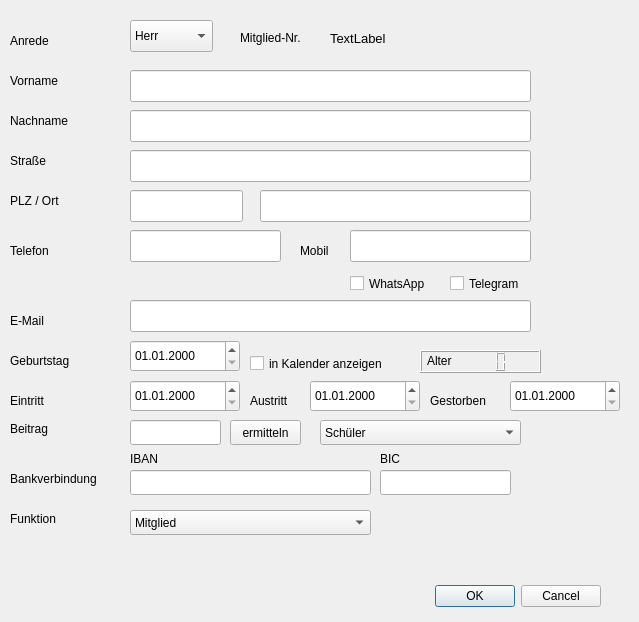
Qt form mfvv/Mitglied.ui (Stedi65/Modellflugvereinsverwaltung) before a commit.
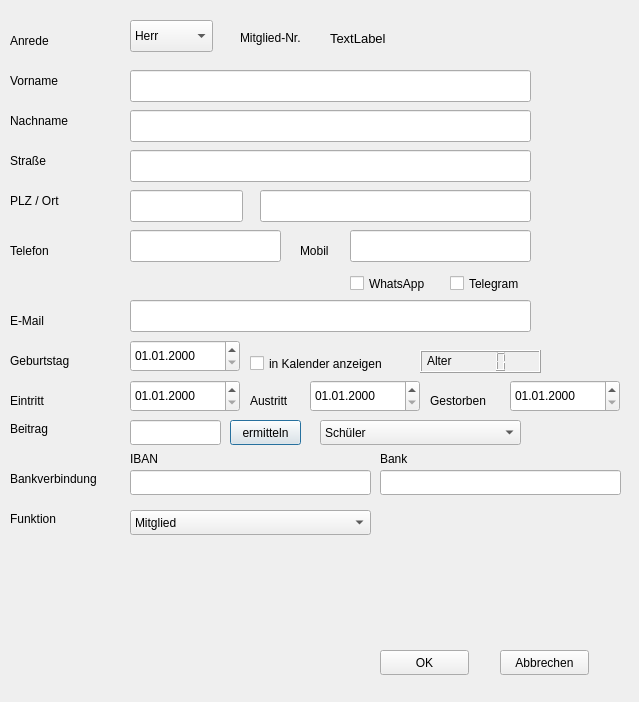
The same form after that commit.

What changed in the file:
```diff
--- a/mfvv/Mitglied.ui
+++ b/mfvv/Mitglied.ui
@@ -7,28 +7,12 @@
     <x>0</x>
     <y>0</y>
     <width>639</width>
-    <height>622</height>
+    <height>702</height>
    </rect>
   </property>
   <property name="windowTitle">
    <string>Mitgliederdaten</string>
   </property>
-  <widget class="QDialogButtonBox" name="buttonBox">
-   <property name="geometry">
-    <rect>
-     <x>260</x>
-     <y>580</y>
-     <width>341</width>
-     <height>32</height>
-    </rect>
-   </property>
-   <property name="orientation">
-    <enum>Qt::Horizontal</enum>
-   </property>
-   <property name="standardButtons">
-    <set>QDialogButtonBox::Cancel|QDialogButtonBox::Ok</set>
-   </property>
-  </widget>
   <widget class="QLineEdit" name="lE_Vorname">
    <property name="geometry">
     <rect>
@@ -361,7 +345,7 @@
     <rect>
      <x>250</x>
      <y>390</y>
-     <width>68</width>
+     <width>61</width>
      <height>22</height>
     </rect>
    </property>
@@ -387,7 +371,7 @@
     <rect>
      <x>430</x>
      <y>390</y>
-     <width>81</width>
+     <width>71</width>
      <height>22</height>
     </rect>
    </property>
@@ -565,7 +549,7 @@
     </rect>
    </property>
    <property name="text">
-    <string>BIC</string>
+    <string>Bank</string>
    </property>
   </widget>
   <widget class="QLineEdit" name="LE_bic">
@@ -573,7 +557,7 @@
     <rect>
      <x>380</x>
      <y>470</y>
-     <width>131</width>
+     <width>241</width>
      <height>25</height>
     </rect>
    </property>
@@ -656,6 +640,32 @@
     </property>
    </item>
   </widget>
+  <widget class="QPushButton" name="pB_OK">
+   <property name="geometry">
+    <rect>
+     <x>380</x>
+     <y>650</y>
+     <width>89</width>
+     <height>25</height>
+    </rect>
+   </property>
+   <property name="text">
+    <string>OK</string>
+   </property>
+  </widget>
+  <widget class="QPushButton" name="pB_Abbrechen">
+   <property name="geometry">
+    <rect>
+     <x>500</x>
+     <y>650</y>
+     <width>89</width>
+     <height>25</height>
+    </rect>
+   </property>
+   <property name="text">
+    <string>Abbrechen</string>
+   </property>
+  </widget>
  </widget>
  <resources/>
  <connections>
```
Left out of the diff: 35 changed lines with no effect on the pictures.
